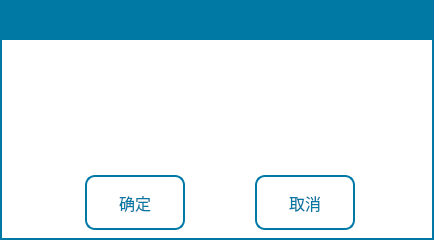
Qt form SS_GDE/MsgBox/questbox.ui (Micheal1022/SS_GDE_Project) before a commit.
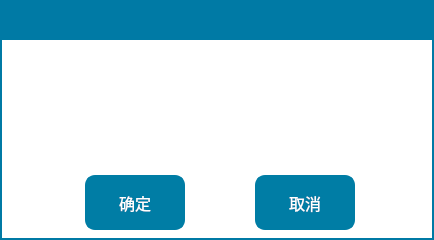
The same form after that commit. Icons and pictures are not drawn.

Diff of the .ui file:
```diff
--- a/SS_GDE/MsgBox/questbox.ui
+++ b/SS_GDE/MsgBox/questbox.ui
@@ -31,10 +31,10 @@
 
 QToolButton{
 font: 16pt &quot;楷体&quot;;
-color:rgb(0, 122, 165);
-border:2px solid rgb(0, 122, 165);
+color:rgb(255, 255, 255);
+border:2px solid rgb(0, 125, 165);
 border-radius:10px;
-background-color: rgb(255, 255, 255);
+background-color: rgb(0, 125, 165);
 }
 QLabel{
 font: 14pt &quot;楷体&quot;;
@@ -60,7 +60,7 @@
    </property>
    <property name="iconSize">
     <size>
-     <width>30</width>
+     <width>40</width>
      <height>30</height>
     </size>
    </property>
@@ -86,7 +86,7 @@
    </property>
    <property name="iconSize">
     <size>
-     <width>30</width>
+     <width>40</width>
      <height>30</height>
     </size>
    </property>
```
